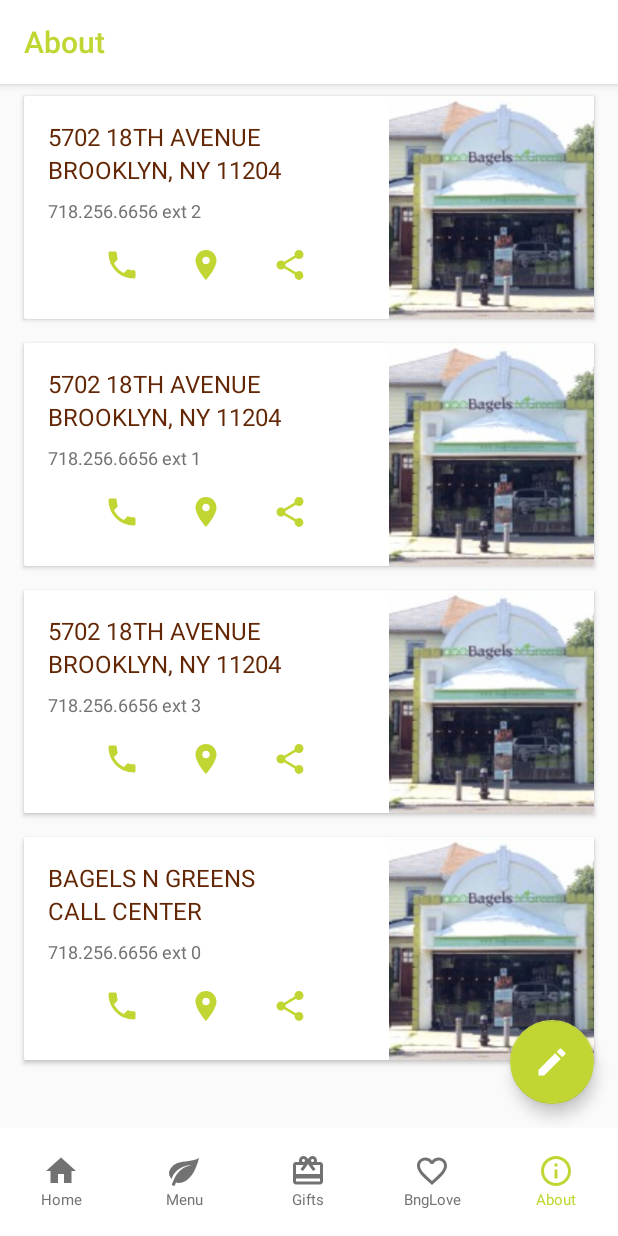
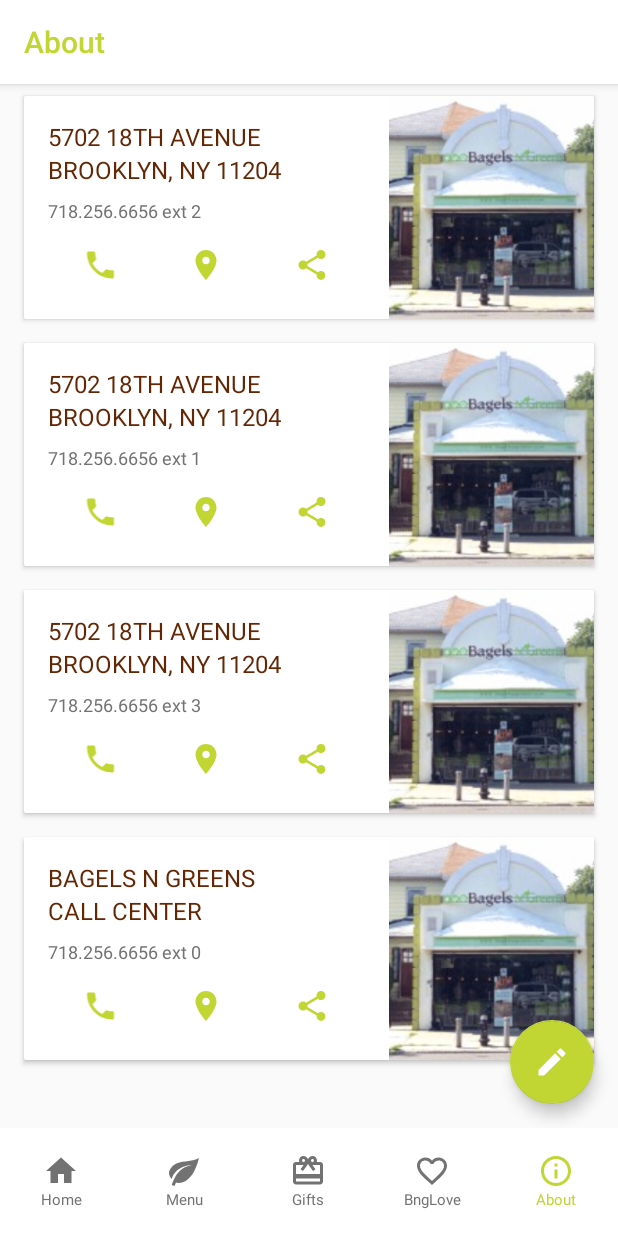
Before and after one commit to rsorotzkin/BNGApp, an Android app: the screen it shows after launch (MainActivity), item 5 of the bottom bar chosen, on a phone screen of 412 x 824 dp. Run offline under Robolectric (Android 15) with nearby library versions, the phone set to English and light mode, and no system bars; our stand-ins replace ButterKnife, Picasso; libraries missing offline, so code that uses them is left out: com.crashlytics.android, io.fabric.sdk; pictures from the network do not load; 1 statement that could not run was skipped.

Commit message:
added intents and fixed xml in about fragment cleaned tips fragment added intent methods to util class added permission call_phone to manifest

```diff
--- a/app/src/main/AndroidManifest.xml
+++ b/app/src/main/AndroidManifest.xml
@@ -4,6 +4,8 @@
 
     <uses-feature android:name="android.hardware.camera2"/>
     <uses-permission android:name="android.permission.WRITE_EXTERNAL_STORAGE"/>
+    <uses-permission android:name="android.permission.CALL_PHONE"/>
+
     <application
         android:allowBackup="true"
         android:icon="@mipmap/ic_launcher_bng"
--- a/app/src/main/java/com/example/home/bngapp/adapters/LocationItemsAdapter.java
+++ b/app/src/main/java/com/example/home/bngapp/adapters/LocationItemsAdapter.java
@@ -15,6 +15,7 @@
 import com.example.home.bngapp.activities.MainActivity;
 import com.example.home.bngapp.classes.GiftItems;
 import com.example.home.bngapp.classes.LocationItems;
+import com.example.home.bngapp.utilities.Util;
 
 import java.util.ArrayList;
 import java.util.List;
@@ -80,12 +81,28 @@
         locationItemsViewHolder.locationTitle.setText(items.getTitle());
         locationItemsViewHolder.locationZip.setText(items.getZip());
         locationItemsViewHolder.locationPhone.setText(items.getPhone());
-        locationItemsViewHolder.basketImageView.setImageResource(R.drawable.boropark_location);
+        locationItemsViewHolder.locationImageView.setImageResource(R.drawable.boropark_location);
 
-        locationItemsViewHolder.cardView.setOnClickListener(new View.OnClickListener() {
+        locationItemsViewHolder.navigationImageView.setOnClickListener(new View.OnClickListener() {
             @Override
             public void onClick(View v) {
-                Toast.makeText(context, "hi", Toast.LENGTH_LONG).show();
+                Util.navigationIntent(items.getTitle() + " " + items.getZip());
+
+            }
+        });
+
+        locationItemsViewHolder.callImageView.setOnClickListener(new View.OnClickListener() {
+            @Override
+            public void onClick(View v) {
+                Util.callIntent("718-256-6656");
+
+            }
+        });
+
+        locationItemsViewHolder.shareImageView.setOnClickListener(new View.OnClickListener() {
+            @Override
+            public void onClick(View v) {
+                Util.share(items.getTitle() + " " + items.getZip() + " " + items.getPhone());
 
             }
         });
@@ -109,9 +126,12 @@
     // this will store the references to our view
     public class LocationItemsViewHolder extends RecyclerView.ViewHolder {
         protected TextView locationTitle,  locationPhone, locationZip;
-        public ImageView basketImageView;
+        public ImageView locationImageView;
         public ProgressBar imageProgressBar;
         public CardView cardView;
+        public ImageView navigationImageView;
+        public ImageView shareImageView;
+        public ImageView callImageView;
 
         public LocationItemsViewHolder(View v) {
             super(v);
@@ -119,9 +139,13 @@
             locationTitle = (TextView) v.findViewById(R.id.locationTitle);
             locationZip = (TextView) v.findViewById(R.id.locationZip);
             locationPhone = (TextView) v.findViewById(R.id.locationPhone);
-            basketImageView = (ImageView) v.findViewById(R.id.basketImageView);
+            locationImageView = (ImageView) v.findViewById(R.id.locationImageView);
             imageProgressBar = (ProgressBar) v.findViewById(R.id.imageProgressBar);
             cardView = (CardView) v.findViewById(R.id.card_view);
+            navigationImageView = (ImageView) v.findViewById(R.id.navigationImageView);
+            shareImageView = (ImageView) v.findViewById(R.id.shareImageView);
+            callImageView = (ImageView) v.findViewById(R.id.callImageView);
+
         }
     }
 }
--- a/app/src/main/java/com/example/home/bngapp/fragments/AboutFragment.java
+++ b/app/src/main/java/com/example/home/bngapp/fragments/AboutFragment.java
@@ -3,6 +3,7 @@
 /**
  * Created by Home on 6/6/2016.
  */
+
 import android.os.Bundle;
 import android.support.annotation.Nullable;
 import android.support.design.widget.FloatingActionButton;
@@ -16,14 +17,10 @@
 import android.view.LayoutInflater;
 import android.view.View;
 import android.view.ViewGroup;
-import android.widget.TextView;
-import android.widget.Toast;
 
 import com.example.home.bngapp.R;
 import com.example.home.bngapp.activities.MainActivity;
-import com.example.home.bngapp.adapters.GiftsItemsAdapter;
 import com.example.home.bngapp.adapters.LocationItemsAdapter;
-import com.example.home.bngapp.classes.GiftItems;
 import com.example.home.bngapp.classes.LocationItems;
 import com.example.home.bngapp.utilities.Util;
 
@@ -32,14 +29,14 @@
 import butterknife.BindView;
 import butterknife.ButterKnife;
 import butterknife.OnClick;
-import butterknife.Unbinder;
 
 
-public class AboutFragment extends Fragment{
+public class AboutFragment extends Fragment {
 
     public AboutFragment() {
         // Required empty public constructor
     }
+
     // Declare activity
     MainActivity mainActivity;
 
@@ -48,11 +45,11 @@
     LinearLayoutManager llm;
 
     @Nullable
-    @BindView (R.id.contactFab)
+    @BindView(R.id.contactFab)
     FloatingActionButton contactFab;
 
     @Nullable
-    @BindView (R.id.toolbar)
+    @BindView(R.id.toolbar)
     Toolbar toolbar;
 
     // Declare variables
@@ -73,11 +70,9 @@
         ButterKnife.bind(this, rootView);
         ButterKnife.setDebug(true);
 
+        // set toolbar title
         toolbar.setTitle("About");
-        toolbar.setTitleTextColor(ContextCompat.getColor(Util.getContext(), R.color.primary));
-        toolbar.setBackgroundColor(ContextCompat.getColor(Util.getContext(), R.color.icons));
-
-
+        // set fab color
         contactFab.setBackgroundColor(getResources().getColor(R.color.primary));
 
 
@@ -89,7 +84,6 @@
 
         // Download data from url
         downloadData();
-
 
 
         return rootView;
@@ -110,13 +104,13 @@
         llm = new LinearLayoutManager(getActivity().getBaseContext());
         adapter = new LocationItemsAdapter(getActivity());
         locationItemss = new ArrayList<>();
-        items = new LocationItems(1,"5702 18TH AVENUE", "BROOKLYN, NY 11204", "718.256.6656 ext 2");
+        items = new LocationItems(1, "5702 18TH AVENUE", "BROOKLYN, NY 11204", "718.256.6656 ext 2");
         locationItemss.add(items);
-        items = new LocationItems(1,"5702 18TH AVENUE", "BROOKLYN, NY 11204", "718.256.6656 ext 1");
+        items = new LocationItems(1, "5702 18TH AVENUE", "BROOKLYN, NY 11204", "718.256.6656 ext 1");
         locationItemss.add(items);
-        items = new LocationItems(1,"5702 18TH AVENUE", "BROOKLYN, NY 11204", "718.256.6656 ext 3");
+        items = new LocationItems(1, "5702 18TH AVENUE", "BROOKLYN, NY 11204", "718.256.6656 ext 3");
         locationItemss.add(items);
-        items = new LocationItems(1,"BAGELS N GREENS", "CALL CENTER", "718.256.6656 ext 0");
+        items = new LocationItems(1, "BAGELS N GREENS", "CALL CENTER", "718.256.6656 ext 0");
         locationItemss.add(items);
 
         adapter.setLocatinItemsList(locationItemss);
@@ -143,13 +137,13 @@
     }
 
 
-
     public void downloadData() {
 
     }
 
 
-    @Override public void onDestroyView() {
+    @Override
+    public void onDestroyView() {
         super.onDestroyView();
         //ButterKnife.unbind(this);
 
--- a/app/src/main/res/layout/fragment_about_items.xml
+++ b/app/src/main/res/layout/fragment_about_items.xml
@@ -68,24 +68,31 @@
                     android:layout_gravity="bottom"/>
 
                 <LinearLayout
-                    android:layout_width="wrap_content"
+                    android:layout_width="match_parent"
                     android:layout_height="wrap_content"
                     android:orientation="horizontal"
+                    android:gravity="center"
                     android:layout_gravity="center_horizontal|bottom">
                     <ImageView
+                        android:id="@+id/callImageView"
+                        android:layout_width="wrap_content"
+                        android:layout_height="wrap_content"
+                        android:layout_weight="1"
+                        android:padding="16dp"
+                        android:src="@drawable/ic_local_phone" />
+                    <ImageView
+                        android:id="@+id/navigationImageView"
                         android:layout_width="wrap_content"
                         android:layout_height="wrap_content"
                         android:padding="16dp"
-                        android:src="@drawable/ic_local_phone" />
+                        android:layout_weight="1"
+                        android:src="@drawable/ic_location_on_black_24dp"/>
                     <ImageView
+                        android:id="@+id/shareImageView"
                         android:layout_width="wrap_content"
                         android:layout_height="wrap_content"
                         android:padding="16dp"
-                        android:src="@drawable/ic_location_on_black_24dp"/>
-                    <ImageView
-                        android:layout_width="wrap_content"
-                        android:layout_height="wrap_content"
-                        android:padding="16dp"
+                        android:layout_weight="1"
                         android:src="@drawable/ic_share"/>
 
                 </LinearLayout>
@@ -105,7 +112,7 @@
 
 
                     <ImageView
-                        android:id="@+id/basketImageView"
+                        android:id="@+id/locationImageView"
                         android:layout_width="match_parent"
                         android:layout_height="match_parent"
                         android:layout_gravity="end"
```
Also changed, not shown: app/src/main/java/com/example/home/bngapp/fragments/TipsFragment.java (+4 -5 lines), app/src/main/java/com/example/home/bngapp/utilities/Util.java (+104 -0 lines).
